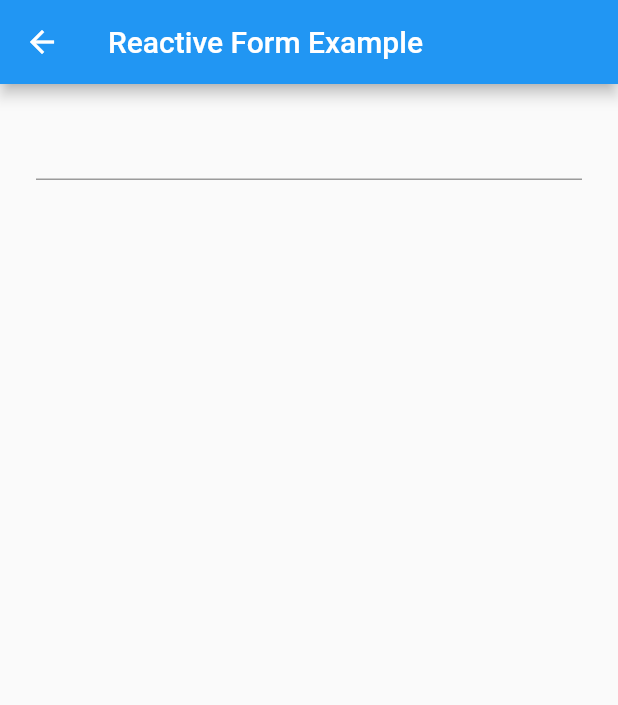
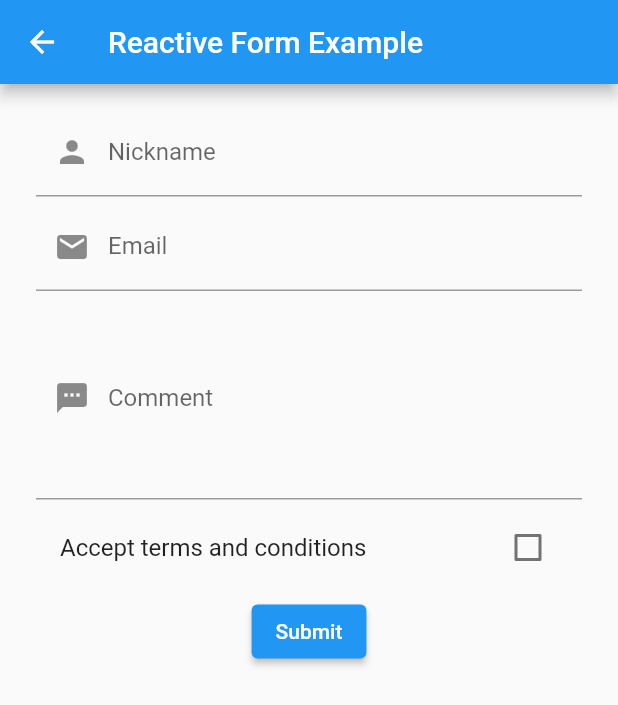
Before and after one commit to Ch4rl3B/easy_reactive_forms, a Flutter app: the ReactiveFormExample screen opened directly, on a phone screen of 412 x 824 dp. Shown: the top 705 px of the screen. Run offline on Flutter 3.47's test engine with Material 2 defaults, Android fonts, the phone set to English and light mode, and no system bars; drawn by our look-alikes of reactive_forms.

Commit message:
adding raw reactive form

```diff
--- a/lib/reactive_form_example.dart
+++ b/lib/reactive_form_example.dart
@@ -9,11 +9,11 @@ class ReactiveFormExample extends StatefulWidget {
 }
 
 class _ReactiveFormExampleState extends State<ReactiveFormExample> {
-
   final _form = FormGroup({
-    'text': FormControl<String>(
-      validators: [Validators.required],
-    ),
+    'nickname': FormControl<String>(),
+    'email': FormControl<String>(),
+    'comment': FormControl<String>(),
+    'radio': FormControl<bool>(),
   });
 
   @override
@@ -29,16 +29,61 @@ class _ReactiveFormExampleState extends State<ReactiveFormExample> {
             vertical: 16,
             horizontal: 24,
           ),
-          child: Column(
-            children: <Widget>[
-              ReactiveTextField<String>(
-                formControlName: 'text',
-                validationMessages: (_) => {
-                  ValidationMessage.required : 'Please enter some text'
-                },
-              ),
-              // Add ElevatedButton here.
-            ],
+          child: SingleChildScrollView(
+            child: Column(
+              children: <Widget>[
+                ReactiveTextField<String>(
+                  key: const Key('nickname'),
+                  formControlName: 'nickname',
+                  decoration: const InputDecoration(
+                    label: Text('Nickname'),
+                    prefixIcon: Icon(Icons.person),
+                  ),
+                ),
+                const SizedBox(
+                  height: 4,
+                ),
+                ReactiveTextField<String>(
+                  key: const Key('email'),
+                  formControlName: 'email',
+                  decoration: const InputDecoration(
+                    label: Text('Email'),
+                    prefixIcon: Icon(Icons.email),
+                  ),
+                ),
+                const SizedBox(
+                  height: 4,
+                ),
+                ReactiveTextField<String>(
+                  key: const Key('comment'),
+                  formControlName: 'comment',
+                  decoration: const InputDecoration(
+                    label: Text('Comment'),
+                    prefixIcon: Icon(Icons.textsms),
+                  ),
+                  minLines: 5,
+                  maxLines: 5,
+                ),
+                const SizedBox(
+                  height: 4,
+                ),
+                ReactiveCheckboxListTile(
+                  key: const Key('radio'),
+                  formControlName: 'radio',
+                  title: const Text('Accept terms and conditions'),
+                ),
+                const SizedBox(
+                  height: 4,
+                ),
+                ReactiveFormConsumer(
+                  key: const Key('submit'),
+                  builder: (context, form, _) => ElevatedButton(
+                    onPressed: () {},
+                    child: const Text('Submit'),
+                  ),
+                ),
+              ],
+            ),
           ),
         ),
       ),
```
Also changed, not shown: 1 other file.
